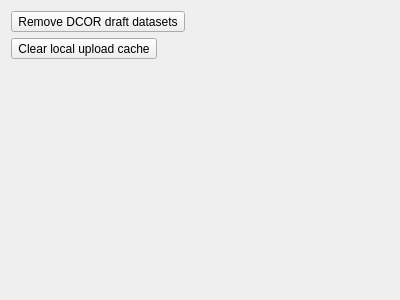
The window that dcoraid/gui/panel_maintenance/widget_maintenance.ui (DCOR-dev/DCOR-Aid) describes before a commit, drawn with Qt 5.
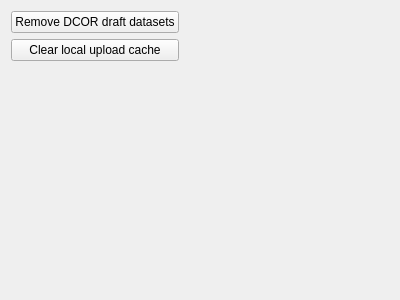
The same window after the commit.

Commit message: ref: make maintenance tool buttons push buttons

```diff
--- a/dcoraid/gui/panel_maintenance/widget_maintenance.ui
+++ b/dcoraid/gui/panel_maintenance/widget_maintenance.ui
@@ -13,9 +13,9 @@
   <property name="windowTitle">
    <string>Form</string>
   </property>
-  <layout class="QVBoxLayout" name="verticalLayout">
-   <item>
-    <widget class="QToolButton" name="toolButton_drafts">
+  <layout class="QGridLayout" name="gridLayout">
+   <item row="0" column="0">
+    <widget class="QPushButton" name="pushButton_drafts">
      <property name="toolTip">
       <string>Remove all draft datasets created on DCOR (these might have been the result of failed uploads)</string>
      </property>
@@ -24,8 +24,8 @@
      </property>
     </widget>
    </item>
-   <item>
-    <widget class="QToolButton" name="toolButton_cache">
+   <item row="1" column="0">
+    <widget class="QPushButton" name="pushButton_cache">
      <property name="toolTip">
       <string>Remove the local DCOR-Aid cache directory (this directory might contain compressed resource files from unexpectedly interrupted uploads)</string>
      </property>
@@ -34,7 +34,7 @@
      </property>
     </widget>
    </item>
-   <item>
+   <item row="2" column="0">
     <spacer name="verticalSpacer">
      <property name="orientation">
       <enum>Qt::Vertical</enum>
@@ -47,6 +47,19 @@
      </property>
     </spacer>
    </item>
+   <item row="0" column="1">
+    <spacer name="horizontalSpacer">
+     <property name="orientation">
+      <enum>Qt::Orientation::Horizontal</enum>
+     </property>
+     <property name="sizeHint" stdset="0">
+      <size>
+       <width>40</width>
+       <height>20</height>
+      </size>
+     </property>
+    </spacer>
+   </item>
   </layout>
  </widget>
  <resources/>
```
Left out of the diff: 2 changed lines with no effect on the pictures. The commit also changes 1 other file.
